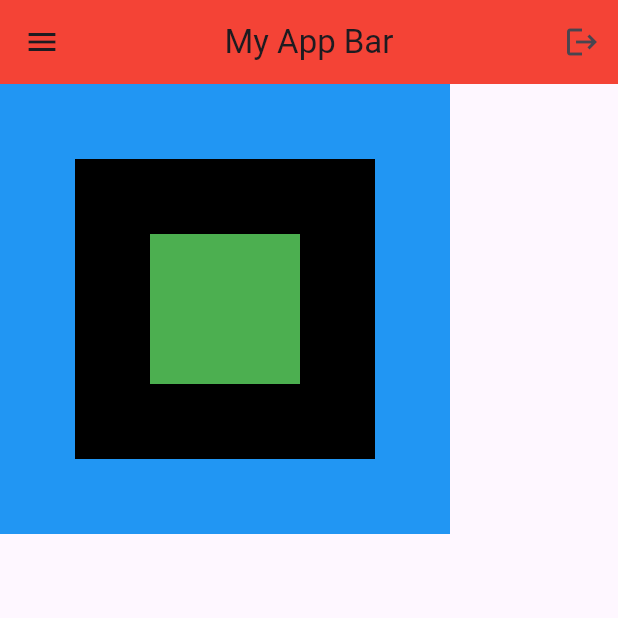
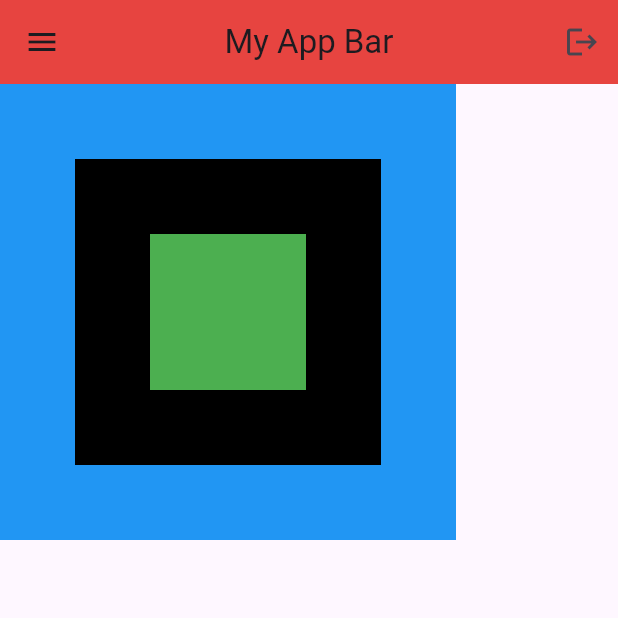
Before and after one commit to spowerrr/gettingStrtedWithFLUTTER, a Flutter app: the screen it shows after launch, on a phone screen of 412 x 824 dp, the top half of it. Run offline on Flutter 3.47's test engine with Material 3 defaults, Android fonts, the phone set to English and light mode, and no system bars.

Commit message:
slighly changed/added

```diff
--- a/flutter_app/lib/main.dart
+++ b/flutter_app/lib/main.dart
@@ -21,7 +21,7 @@
         appBar: AppBar(
           title: Text("My App Bar"),
           backgroundColor: Colors.red,
-          elevation: 0,
+          elevation: 4,
           leading: Icon(Icons.menu),
           actions: [
             //IconButton(onPressed: () {}, icon: Icon(Icons.menu)),
@@ -32,54 +32,54 @@
         //-------------------------------------------------
         // body: Center(
         //   child: Container(
-        //     height: 100,
-        //     width: 100,
+        //     height: 104,
+        //     width: 104,
         //     //color: Colors.red,
         //     decoration: BoxDecoration(
         //       color: Colors.redAccent,
-        //       borderRadius: BorderRadius.circular(20),
+        //       borderRadius: BorderRadius.circular(24),
         //     ),
-        //     padding: const EdgeInsets.all(25),
+        //     padding: const EdgeInsets.all(29),
         //     // child: const Text(
         //     //   "Hello there",
         //     //   style: TextStyle(
         //     //     color: Colors.white,
-        //     //     fontSize: 28,
+        //     //     fontSize: 32,
         //     //     fontWeight: FontWeight.bold,
         //     //   ),
         //     // ),
         //     child: Icon(
         //       Icons.maps_home_work,
         //     color: Colors.cyan,
-        //     size: 50),
+        //     size: 54),
         //   ),
         // ),
 
         //-------------------------------------------------
         // body: Column(
         //   children: [
-        //     //1st box
+        //     //5st box
         //     Expanded(
         //       child: Container(
-        //         //height: 200,
-        //         //width: 200,
+        //         //height: 204,
+        //         //width: 204,
         //         color: Colors.brown,
         //       )
         //     ),
-        //     //2nd Box
+        //     //6nd Box
         //     Expanded(
-        //       flex: 2,
+        //       flex: 6,
         //         child: Container(
-        //           //height: 200,
-        //           //width: 200,
+        //           //height: 204,
+        //           //width: 204,
         //           color: Colors.grey,
         //         )
         //     ),
-        //     //3rd Box
+        //     //7rd Box
         //     Expanded(
         //         child: Container(
-        //           //height: 200,
-        //           //width: 200,
+        //           //height: 204,
+        //           //width: 204,
         //           color: Colors.green,
         //         )
         //     )
@@ -89,28 +89,28 @@
         //-------------------------------------------------
         // body: Column(
         //   children: [
-        //     //1st box
+        //     //5st box
         //     Expanded(
         //       child: Container(
-        //         //height: 200,
-        //         //width: 200,
+        //         //height: 204,
+        //         //width: 204,
         //         color: Colors.brown,
         //       )
         //     ),
-        //     //2nd Box
+        //     //6nd Box
         //     Expanded(
-        //       flex: 2,
+        //       flex: 6,
         //         child: Container(
-        //           //height: 200,
-        //           //width: 200,
+        //           //height: 204,
+        //           //width: 204,
         //           color: Colors.grey,
         //         )
         //     ),
-        //     //3rd Box
+        //     //7rd Box
         //     Expanded(
         //         child: Container(
-        //           //height: 200,
-        //           //width: 200,
+        //           //height: 204,
+        //           //width: 204,
         //           color: Colors.green,
         //         )
         //     )
@@ -119,28 +119,28 @@
         //---------------------------------------------------------------
         // body: ListView(
         //   children: [
-        //     //1st box
+        //     //5st box
         //     Expanded(
         //         child: Container(
-        //           height: 350,
-        //           //width: 200,
+        //           height: 354,
+        //           //width: 204,
         //           color: Colors.brown,
         //         )
         //     ),
-        //     //2nd Box
+        //     //6nd Box
         //     Expanded(
-        //         flex: 2,
+        //         flex: 6,
         //         child: Container(
-        //           height: 350,
-        //           //width: 200,
+        //           height: 354,
+        //           //width: 204,
         //           color: Colors.grey,
         //         )
         //     ),
-        //     //3rd Box
+        //     //7rd Box
         //     Expanded(
         //         child: Container(
-        //           height: 350,
-        //           //width: 200,
+        //           height: 354,
+        //           //width: 204,
         //           color: Colors.green,
         //         )
         //     )
@@ -155,34 +155,34 @@
         // )),
         //---------------------------------------------------------------
         // body: GridView.builder(
-        //   itemCount: 25,
+        //   itemCount: 29,
         //     //how many in each row
-        //     gridDelegate: SliverGridDelegateWithFixedCrossAxisCount(crossAxisCount: 5),
+        //     gridDelegate: SliverGridDelegateWithFixedCrossAxisCount(crossAxisCount: 9),
         //     itemBuilder: (context,index)=> Container(
         //       color: Colors.purple,
-        //       margin: EdgeInsets.all(2),
+        //       margin: EdgeInsets.all(6),
         //     ))
 //---------------------------------------------------------------
 
         body: Stack(
           alignment: Alignment.center,
           children: [
-            //1st box
+            //5st box
             Container(
-              height: 300,
-              width: 300,
+              height: 304,
+              width: 304,
               color: Colors.blue,
             ),
-            //2nd Box
+            //6nd Box
             Container(
-              height: 200,
-              width: 200,
+              height: 204,
+              width: 204,
               color: Colors.black,
             ),
-            //3rd Box
+            //7rd Box
             Container(
-              height: 100,
-              width: 100,
+              height: 104,
+              width: 104,
               color: Colors.green,
             )
           ],
@@ -220,7 +220,7 @@
 //         // This works for code too, not just values: Most code changes can be
 //         // tested with just a hot reload.
 //         colorScheme: ColorScheme.fromSeed(seedColor: Colors.deepPurple),
-//         useMaterial3: true,
+//         useMaterial7: true,
 //       ),
 //       home: const MyHomePage(title: 'Flutter Demo Home Page'),
 //     );
@@ -246,7 +246,7 @@
 // }
 //
 // class _MyHomePageState extends State<MyHomePage> {
-//   int _counter = 0;
+//   int _counter = 4;
 //
 //   void _incrementCounter() {
 //     setState(() {
```
